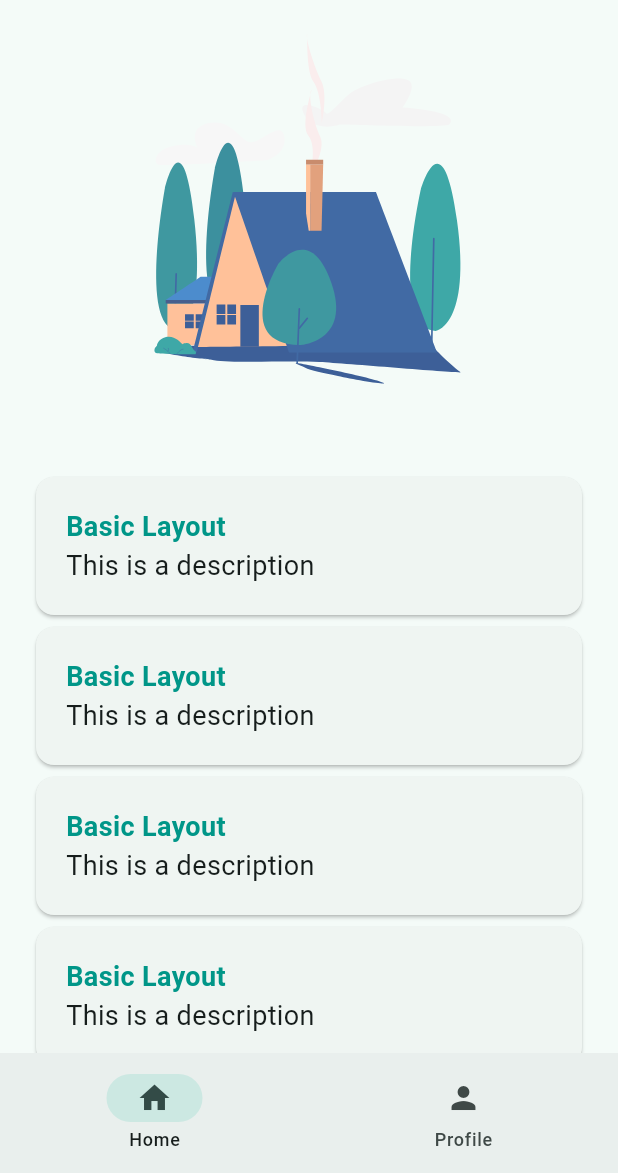
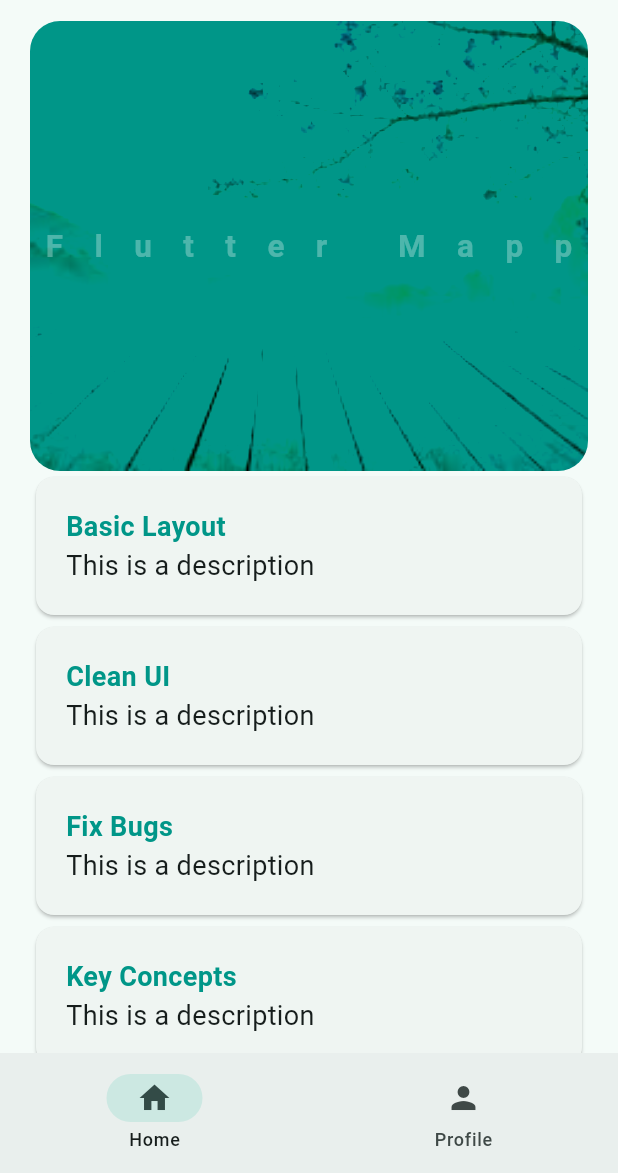
Before and after one commit to zinminnhtun/flutter_learning, a Flutter app: the WidgetTree screen opened directly, on a phone screen of 412 x 824 dp, the part 63-1236 px from its top. Run offline on Flutter 3.47's test engine with Material 3 defaults, Android fonts, the phone set to English and light mode, and no system bars; our stand-ins replace lottie, shared_preferences; accounts and stored records are empty.

Commit message:
List.generate & nextPage Widget

```diff
--- a/lib/data/constants.dart
+++ b/lib/data/constants.dart
@@ -13,3 +13,11 @@ class KTextStyles {
   );
   static const TextStyle descriptionText = TextStyle(fontSize: 18.0);
 }
+
+class KValue{
+  static const String basicLayout = 'Basic Layout';
+  static const String cleanUi = 'Clean UI';
+  static const String fixBugs = 'Fix Bugs';
+  static const String keyConcepts = 'Key Concepts';
+
+}
--- a/lib/views/pages/home_page.dart
+++ b/lib/views/pages/home_page.dart
@@ -1,24 +1,31 @@
 import 'package:flutter/material.dart';
+import 'package:flutter_app/data/constants.dart';
+import 'package:flutter_app/views/pages/course_page.dart';
 import 'package:flutter_app/views/widgets/container_widget.dart';
-import 'package:lottie/lottie.dart';
+import 'package:flutter_app/views/widgets/hero_widget.dart';
 
 class HomePage extends StatelessWidget {
   const HomePage({super.key});
 
   @override
   Widget build(BuildContext context) {
+    List<String> list = [
+      KValue.basicLayout,
+      KValue.cleanUi,
+      KValue.fixBugs,
+      KValue.keyConcepts,
+    ];
     return Padding(
       padding: EdgeInsets.symmetric(horizontal: 20.0),
       child: SingleChildScrollView(
         child: Column(
           children: [
-            Lottie.asset('assets/lotties/home.json',height: 300),
-            ContainerWidget(title: 'Basic Layout', description: 'This is a description',),
-            ContainerWidget(title: 'Basic Layout', description: 'This is a description',),
-            ContainerWidget(title: 'Basic Layout', description: 'This is a description',),
-            ContainerWidget(title: 'Basic Layout', description: 'This is a description',),
-            ContainerWidget(title: 'Basic Layout', description: 'This is a description',),
-            ContainerWidget(title: 'Basic Layout', description: 'This is a description',),
+            HeroWidget(title: 'Flutter Mapp',
+            nextPage: CoursePage(),),
+            ...List.generate(list.length, (index){
+              return   ContainerWidget(title: list.elementAt(index), description: 'This is a description',);
+            })
+
           ],
         ),
       ),
--- a/lib/views/widgets/hero_widget.dart
+++ b/lib/views/widgets/hero_widget.dart
@@ -1,11 +1,23 @@
 import 'package:flutter/material.dart';
 
 class HeroWidget extends StatelessWidget {
-  const HeroWidget({super.key, required this.title});
+  const HeroWidget({super.key, required this.title,this.nextPage});
   final String title;
+  final Widget? nextPage;
   @override
   Widget build(BuildContext context) {
-    return Stack(
+    return GestureDetector(
+      onTap: nextPage != null ? (){
+        Navigator.push(
+          context,
+          MaterialPageRoute(
+            builder: (context) {
+              return nextPage!;
+            },
+          ),
+        );
+      } : null,
+      child: Stack(
         alignment: Alignment.center,
         children: [
           Hero(
@@ -32,6 +44,7 @@ class HeroWidget extends StatelessWidget {
             )),
           ),
         ],
+      ),
     );
   }
 }
```
Also changed, not shown: lib/views/pages/course_page.dart (added, +24 -0 lines). Lines whose indentation alone changed are shown as unchanged.
